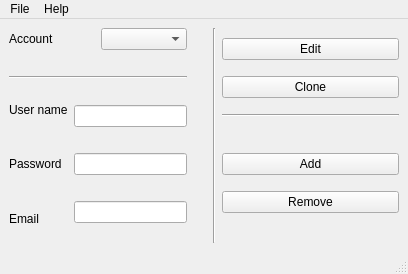
First picture: the form in view/mainwindow.ui, repository arthur2389/AccountManager, before the edit.
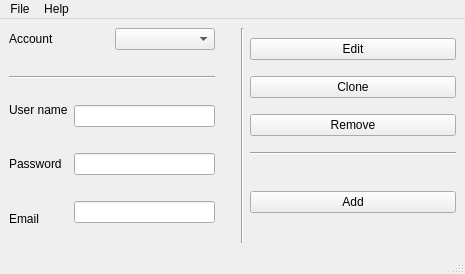
Second picture: the form after the edit.

Commit message: FEATURE: account manager remove and clone

```diff
--- a/view/mainwindow.ui
+++ b/view/mainwindow.ui
@@ -6,7 +6,7 @@
    <rect>
     <x>0</x>
     <y>0</y>
-    <width>408</width>
+    <width>465</width>
     <height>274</height>
    </rect>
   </property>
@@ -143,6 +143,16 @@
         </property>
        </widget>
       </item>
+      <item>
+       <widget class="QPushButton" name="removeAccount">
+        <property name="statusTip">
+         <string/>
+        </property>
+        <property name="text">
+         <string>Remove</string>
+        </property>
+       </widget>
+      </item>
       <item>
        <widget class="Line" name="line">
         <property name="orientation">
@@ -170,13 +180,6 @@
         </property>
        </widget>
       </item>
-      <item>
-       <widget class="QPushButton" name="removeAccount">
-        <property name="text">
-         <string>Remove</string>
-        </property>
-       </widget>
-      </item>
       <item>
        <spacer name="horizontalSpacer_3">
         <property name="orientation">
@@ -199,7 +202,7 @@
     <rect>
      <x>0</x>
      <y>0</y>
-     <width>408</width>
+     <width>465</width>
      <height>22</height>
     </rect>
    </property>
```
Left out of the diff: 11 changed lines with no effect on the pictures. The commit also changes 15 other files.
